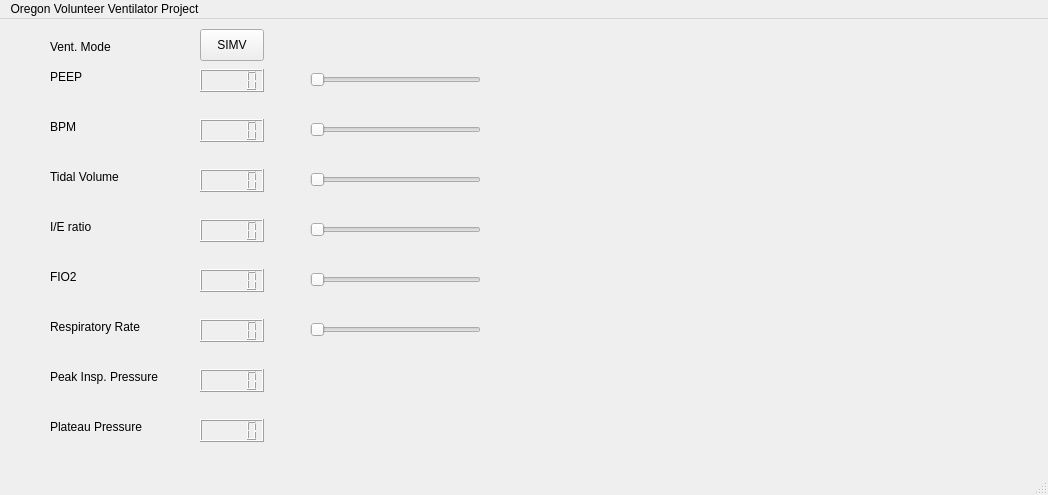
OVVE/software-ui, file mainwindow.ui: the form before one commit.
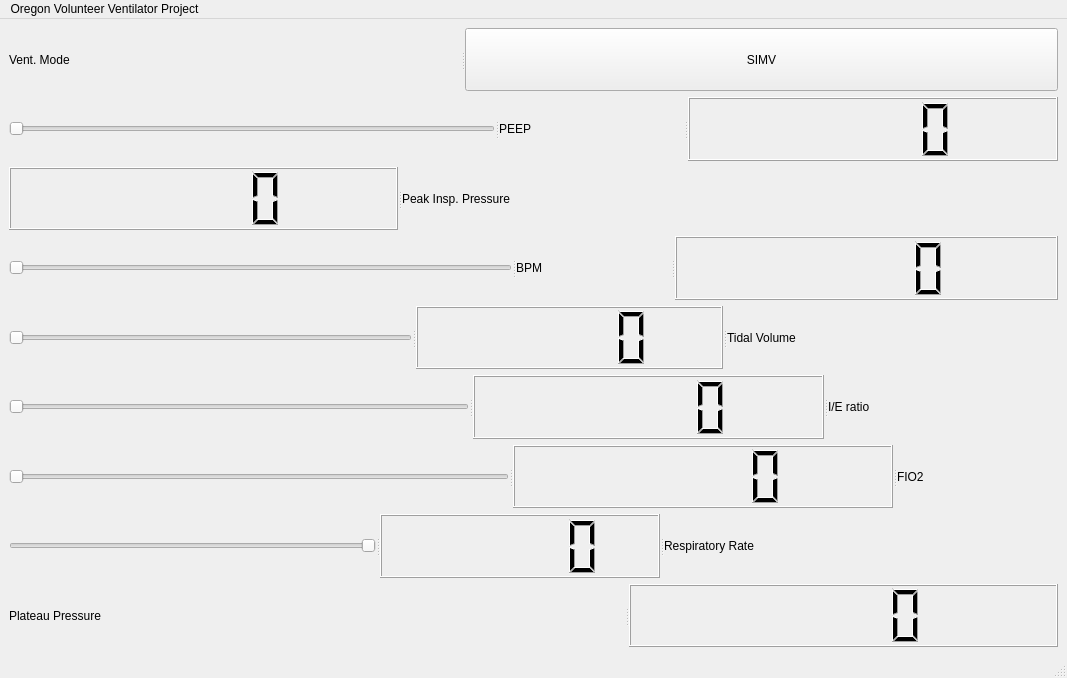
The form after the commit.

Commit message: Avi Gupta 3/27 11:00 PDT Commit - Added window resizing - UI element resizing in progress

What changed in the file:
```diff
--- a/mainwindow.ui
+++ b/mainwindow.ui
@@ -6,8 +6,8 @@
    <rect>
     <x>0</x>
     <y>0</y>
-    <width>1048</width>
-    <height>495</height>
+    <width>1067</width>
+    <height>678</height>
    </rect>
   </property>
   <property name="sizePolicy">
@@ -20,15 +20,18 @@
    <string>MainWindow</string>
   </property>
   <widget class="QWidget" name="centralwidget">
+   <layout class="QGridLayout" name="gridLayout">
+    <item row="0" column="0">
+     <widget class="QSplitter" name="splitter_5">
+      <property name="orientation">
+       <enum>Qt::Horizontal</enum>
+      </property>
+      <widget class="QLabel" name="mode_label">
+       <property name="text">
+        <string>Vent. Mode</string>
+       </property>
+      </widget>
    <widget class="QPushButton" name="mode_button">
-    <property name="geometry">
-     <rect>
-      <x>200</x>
-      <y>10</y>
-      <width>64</width>
-      <height>32</height>
-     </rect>
-    </property>
     <property name="text">
      <string>SIMV</string>
     </property>
@@ -36,15 +39,51 @@
      <bool>true</bool>
     </property>
    </widget>
+     </widget>
+    </item>
+    <item row="1" column="0">
+     <widget class="QSplitter" name="splitter_6">
+      <property name="orientation">
+       <enum>Qt::Horizontal</enum>
+      </property>
+      <widget class="QSlider" name="peep_slider">
+       <property name="sizePolicy">
+        <sizepolicy hsizetype="Expanding" vsizetype="Fixed">
+         <horstretch>0</horstretch>
+         <verstretch>0</verstretch>
+        </sizepolicy>
+       </property>
+       <property name="orientation">
+        <enum>Qt::Horizontal</enum>
+       </property>
+      </widget>
+      <widget class="QLabel" name="peep_label">
+       <property name="text">
+        <string>PEEP</string>
+       </property>
+      </widget>
+      <widget class="QLCDNumber" name="peep_lcd"/>
+     </widget>
+    </item>
+    <item row="2" column="0">
+     <widget class="QSplitter" name="splitter_7">
+      <property name="orientation">
+       <enum>Qt::Horizontal</enum>
+      </property>
+      <widget class="QLCDNumber" name="peak_press_lcd"/>
+      <widget class="QLabel" name="peak_press_label">
+       <property name="text">
+        <string>Peak Insp. Pressure</string>
+       </property>
+      </widget>
+     </widget>
+    </item>
+    <item row="3" column="0">
+     <widget class="QSplitter" name="splitter">
+      <property name="orientation">
+       <enum>Qt::Horizontal</enum>
+      </property>
    <widget class="QSlider" name="bpm_slider">
-    <property name="geometry">
-     <rect>
-      <x>310</x>
-      <y>100</y>
-      <width>171</width>
-      <height>22</height>
-     </rect>
-    </property>
     <property name="sizePolicy">
      <sizepolicy hsizetype="Expanding" vsizetype="Fixed">
       <horstretch>0</horstretch>
@@ -56,280 +95,116 @@
     </property>
    </widget>
    <widget class="QLabel" name="bpm_label">
-    <property name="geometry">
-     <rect>
-      <x>50</x>
-      <y>100</y>
-      <width>121</width>
-      <height>16</height>
-     </rect>
-    </property>
     <property name="text">
      <string>BPM</string>
     </property>
    </widget>
+      <widget class="QLCDNumber" name="bpm_lcd"/>
+     </widget>
+    </item>
+    <item row="4" column="0">
+     <widget class="QSplitter" name="splitter_9">
+      <property name="orientation">
+       <enum>Qt::Horizontal</enum>
+      </property>
+      <widget class="QSlider" name="tv_slider">
+       <property name="orientation">
+        <enum>Qt::Horizontal</enum>
+       </property>
+      </widget>
+      <widget class="QLCDNumber" name="tv_lcd"/>
    <widget class="QLabel" name="tv_label">
-    <property name="geometry">
-     <rect>
-      <x>50</x>
-      <y>150</y>
-      <width>121</width>
-      <height>16</height>
-     </rect>
-    </property>
     <property name="text">
      <string>Tidal Volume</string>
     </property>
    </widget>
-   <widget class="QSlider" name="tv_slider">
-    <property name="geometry">
-     <rect>
-      <x>310</x>
-      <y>150</y>
-      <width>171</width>
-      <height>22</height>
-     </rect>
-    </property>
+     </widget>
+    </item>
+    <item row="5" column="0">
+     <widget class="QSplitter" name="splitter_4">
+      <property name="orientation">
+       <enum>Qt::Horizontal</enum>
+      </property>
+      <widget class="QSlider" name="ie_slider">
     <property name="orientation">
      <enum>Qt::Horizontal</enum>
     </property>
    </widget>
+      <widget class="QLCDNumber" name="ie_lcd"/>
    <widget class="QLabel" name="ie_label">
-    <property name="geometry">
-     <rect>
-      <x>50</x>
-      <y>200</y>
-      <width>121</width>
-      <height>16</height>
-     </rect>
-    </property>
     <property name="text">
      <string>I/E ratio</string>
     </property>
    </widget>
-   <widget class="QSlider" name="ie_slider">
-    <property name="geometry">
-     <rect>
-      <x>310</x>
-      <y>200</y>
-      <width>171</width>
-      <height>22</height>
-     </rect>
-    </property>
+     </widget>
+    </item>
+    <item row="6" column="0">
+     <widget class="QSplitter" name="splitter_2">
+      <property name="orientation">
+       <enum>Qt::Horizontal</enum>
+      </property>
+      <widget class="QSlider" name="fio2_slider">
     <property name="orientation">
      <enum>Qt::Horizontal</enum>
     </property>
    </widget>
+      <widget class="QLCDNumber" name="fio2_lcd"/>
    <widget class="QLabel" name="fio2_label">
-    <property name="geometry">
-     <rect>
-      <x>50</x>
-      <y>250</y>
-      <width>121</width>
-      <height>16</height>
-     </rect>
-    </property>
     <property name="text">
      <string>FIO2</string>
     </property>
    </widget>
-   <widget class="QSlider" name="fio2_slider">
-    <property name="geometry">
-     <rect>
-      <x>310</x>
-      <y>250</y>
-      <width>171</width>
-      <height>22</height>
-     </rect>
-    </property>
+     </widget>
+    </item>
+    <item row="7" column="0">
+     <widget class="QSplitter" name="splitter_8">
     <property name="orientation">
      <enum>Qt::Horizontal</enum>
     </property>
-   </widget>
-   <widget class="QLCDNumber" name="bpm_lcd">
-    <property name="geometry">
-     <rect>
-      <x>200</x>
-      <y>100</y>
-      <width>64</width>
-      <height>23</height>
-     </rect>
-    </property>
-   </widget>
-   <widget class="QLCDNumber" name="tv_lcd">
-    <property name="geometry">
-     <rect>
-      <x>200</x>
-      <y>150</y>
-      <width>64</width>
-      <height>23</height>
-     </rect>
-    </property>
-   </widget>
-   <widget class="QLCDNumber" name="ie_lcd">
-    <property name="geometry">
-     <rect>
-      <x>200</x>
-      <y>200</y>
-      <width>64</width>
-      <height>23</height>
-     </rect>
-    </property>
-   </widget>
-   <widget class="QLCDNumber" name="fio2_lcd">
-    <property name="geometry">
-     <rect>
-      <x>200</x>
-      <y>250</y>
-      <width>64</width>
-      <height>23</height>
-     </rect>
-    </property>
-   </widget>
    <widget class="QSlider" name="resp_rate_slider">
-    <property name="geometry">
-     <rect>
-      <x>310</x>
-      <y>300</y>
-      <width>171</width>
-      <height>22</height>
-     </rect>
+       <property name="layoutDirection">
+        <enum>Qt::RightToLeft</enum>
     </property>
     <property name="orientation">
      <enum>Qt::Horizontal</enum>
     </property>
    </widget>
    <widget class="QLCDNumber" name="resp_rate_lcd">
-    <property name="geometry">
-     <rect>
-      <x>200</x>
-      <y>300</y>
-      <width>64</width>
-      <height>23</height>
-     </rect>
+       <property name="layoutDirection">
+        <enum>Qt::LeftToRight</enum>
     </property>
    </widget>
    <widget class="QLabel" name="resp_rate_label">
-    <property name="geometry">
-     <rect>
-      <x>50</x>
-      <y>300</y>
-      <width>121</width>
-      <height>16</height>
-     </rect>
+       <property name="layoutDirection">
+        <enum>Qt::LeftToRight</enum>
     </property>
     <property name="text">
      <string>Respiratory Rate</string>
     </property>
    </widget>
-   <widget class="QLabel" name="mode_label">
-    <property name="geometry">
-     <rect>
-      <x>50</x>
-      <y>20</y>
-      <width>121</width>
-      <height>16</height>
-     </rect>
-    </property>
-    <property name="text">
-     <string>Vent. Mode</string>
-    </property>
-   </widget>
-   <widget class="QLabel" name="peak_press_label">
-    <property name="geometry">
-     <rect>
-      <x>50</x>
-      <y>350</y>
-      <width>121</width>
-      <height>16</height>
-     </rect>
-    </property>
-    <property name="text">
-     <string>Peak Insp. Pressure</string>
-    </property>
-   </widget>
-   <widget class="QLCDNumber" name="peak_press_lcd">
-    <property name="geometry">
-     <rect>
-      <x>200</x>
-      <y>350</y>
-      <width>64</width>
-      <height>23</height>
-     </rect>
-    </property>
-   </widget>
+     </widget>
+    </item>
+    <item row="8" column="0">
+     <widget class="QSplitter" name="splitter_3">
+      <property name="orientation">
+       <enum>Qt::Horizontal</enum>
+      </property>
    <widget class="QLabel" name="plateau_press_label">
-    <property name="geometry">
-     <rect>
-      <x>50</x>
-      <y>400</y>
-      <width>121</width>
-      <height>16</height>
-     </rect>
-    </property>
     <property name="text">
      <string>Plateau Pressure</string>
     </property>
    </widget>
-   <widget class="QLCDNumber" name="plateau_press_lcd">
-    <property name="geometry">
-     <rect>
-      <x>200</x>
-      <y>400</y>
-      <width>64</width>
-      <height>23</height>
-     </rect>
-    </property>
-   </widget>
-   <widget class="QLabel" name="peep_label">
-    <property name="geometry">
-     <rect>
-      <x>50</x>
-      <y>50</y>
-      <width>121</width>
-      <height>16</height>
-     </rect>
-    </property>
-    <property name="text">
-     <string>PEEP</string>
-    </property>
-   </widget>
-   <widget class="QLCDNumber" name="peep_lcd">
-    <property name="geometry">
-     <rect>
-      <x>200</x>
-      <y>50</y>
-      <width>64</width>
-      <height>23</height>
-     </rect>
-    </property>
-   </widget>
-   <widget class="QSlider" name="peep_slider">
-    <property name="geometry">
-     <rect>
-      <x>310</x>
-      <y>50</y>
-      <width>171</width>
-      <height>22</height>
-     </rect>
-    </property>
-    <property name="sizePolicy">
-     <sizepolicy hsizetype="Expanding" vsizetype="Fixed">
-      <horstretch>0</horstretch>
-      <verstretch>0</verstretch>
-     </sizepolicy>
-    </property>
-    <property name="orientation">
-     <enum>Qt::Horizontal</enum>
-    </property>
-   </widget>
+      <widget class="QLCDNumber" name="plateau_press_lcd"/>
+     </widget>
+    </item>
+   </layout>
   </widget>
   <widget class="QMenuBar" name="menubar">
    <property name="geometry">
     <rect>
      <x>0</x>
      <y>0</y>
-     <width>1048</width>
+     <width>1067</width>
      <height>22</height>
     </rect>
    </property>
```
Lines whose indentation alone changed are shown as unchanged. The commit also changes 1 other file.
